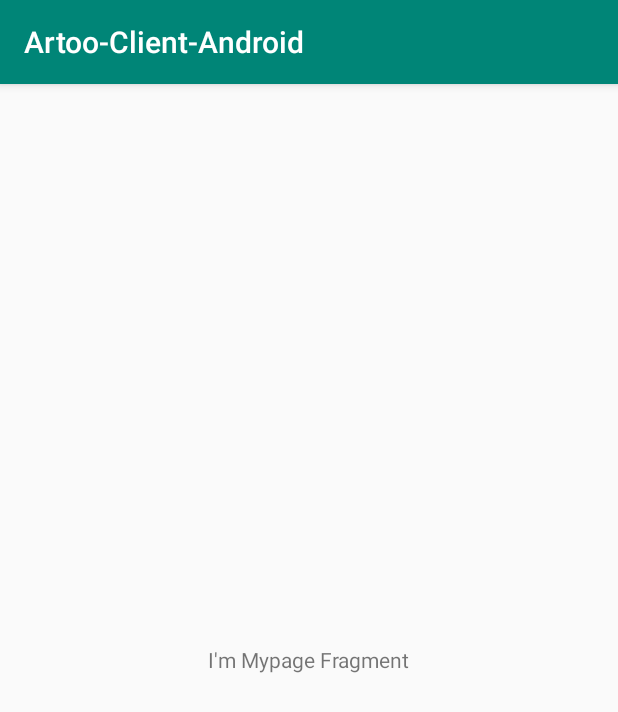
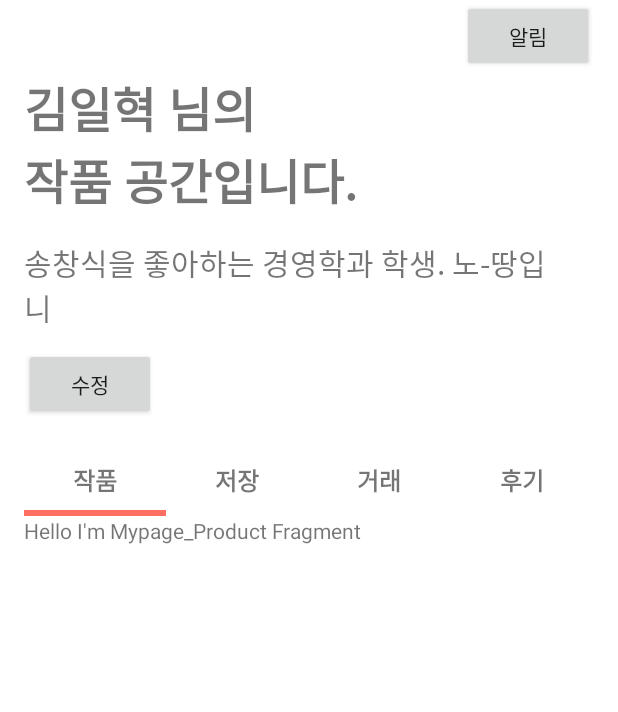
Before and after one commit to soptart/Client-Android, an Android app: the fragment MypageFragment shown on its own in the app's theme, on a phone screen of 412 x 824 dp. Shown: the top 712 px of the screen. Run offline under Robolectric (Android 15) with nearby library versions, the phone set to English and light mode, and no system bars.

Commit message:
MyPage_top_navi_bar

```diff
--- /dev/null
+++ b/app/src/main/java/com/artoo/sopt23/artoo_client_android/Adapter/MypageFragmentStatePageAdapter.kt
@@ -0,0 +1,22 @@
+package com.artoo.sopt23.artoo_client_android.Adapter
+
+import android.support.v4.app.Fragment
+import android.support.v4.app.FragmentManager
+import android.support.v4.app.FragmentStatePagerAdapter
+import com.artoo.sopt23.artoo_client_android.Fragment.MypageDealFragment
+import com.artoo.sopt23.artoo_client_android.Fragment.MypageLikeFragment
+import com.artoo.sopt23.artoo_client_android.Fragment.MypageProductFragment
+import com.artoo.sopt23.artoo_client_android.Fragment.MypageReviewFragment
+
+class MypageFragmentStatePageAdapter(fm : FragmentManager, val fragmentCount : Int): FragmentStatePagerAdapter(fm){
+    override fun getItem(position: Int): Fragment? {
+        when (position) {
+            0 -> return MypageProductFragment()
+            1 -> return MypageLikeFragment()
+            2 -> return MypageDealFragment()
+            3 -> return MypageReviewFragment()
+            else -> return null
+        }
+    }
+    override fun getCount(): Int = fragmentCount
+}
--- a/app/src/main/java/com/artoo/sopt23/artoo_client_android/Fragment/HomeFragment.kt
+++ b/app/src/main/java/com/artoo/sopt23/artoo_client_android/Fragment/HomeFragment.kt
@@ -22,7 +22,6 @@ class HomeFragment : Fragment() {
     override fun onCreateView(inflater: LayoutInflater, container: ViewGroup?, savedInstanceState: Bundle?): View? {
         this.inflater = inflater
 
-
         var view: View = inflater.inflate(R.layout.fragment_home, container, false)
         configureTopNavigation(view)
         return view
--- /dev/null
+++ b/app/src/main/java/com/artoo/sopt23/artoo_client_android/Fragment/MypageDealFragment.kt
@@ -0,0 +1,13 @@
+package com.artoo.sopt23.artoo_client_android.Fragment
+
+import android.os.Bundle
+import android.support.v4.app.Fragment
+import android.view.LayoutInflater
+import android.view.View
+import android.view.ViewGroup
+import com.artoo.sopt23.artoo_client_android.R
+
+class MypageDealFragment : Fragment() {
+    override fun onCreateView(inflater: LayoutInflater, container: ViewGroup?, savedInstanceState: Bundle?): View? {
+        return inflater.inflate(R.layout.fragment_mypage_deal, container, false) }
+}
--- a/app/src/main/java/com/artoo/sopt23/artoo_client_android/Fragment/MypageFragment.kt
+++ b/app/src/main/java/com/artoo/sopt23/artoo_client_android/Fragment/MypageFragment.kt
@@ -7,10 +7,33 @@ import android.support.v4.app.Fragment
 import android.view.LayoutInflater
 import android.view.View
 import android.view.ViewGroup
+import android.widget.RelativeLayout
+import com.artoo.sopt23.artoo_client_android.Adapter.MypageFragmentStatePageAdapter
 
 import com.artoo.sopt23.artoo_client_android.R
+import kotlinx.android.synthetic.main.fragment_mypage.view.*
 
 class MypageFragment : Fragment() {
+
+    lateinit var inflater: LayoutInflater
+
     override fun onCreateView(inflater: LayoutInflater, container: ViewGroup?, savedInstanceState: Bundle?): View? {
-        return inflater.inflate(R.layout.fragment_mypage, container, false) }
+        this.inflater = inflater
+
+        var view: View = inflater.inflate(R.layout.fragment_mypage, container, false)
+        configureTopNavigation(view)
+        return view
+    }
+
+    private fun configureTopNavigation(view: View) {
+        view.vp_top_navi_act_frag_pager_mypage.adapter = MypageFragmentStatePageAdapter(childFragmentManager, 4)
+        view.tl_top_navi_act_top_menu_mypage.setupWithViewPager(view.vp_top_navi_act_frag_pager_mypage)
+
+        val topNaviLayout : View = inflater.inflate(R.layout.top_navigation_tab_mypage, null, false)
+
+        view.tl_top_navi_act_top_menu_mypage.getTabAt(0)!!.customView = topNaviLayout.findViewById(R.id.btn_top_navi_mypage_product_tab) as RelativeLayout
+        view.tl_top_navi_act_top_menu_mypage.getTabAt(1)!!.customView = topNaviLayout.findViewById(R.id.btn_top_navi_mypage_like_tab) as RelativeLayout
+        view.tl_top_navi_act_top_menu_mypage.getTabAt(2)!!.customView = topNaviLayout.findViewById(R.id.btn_top_navi_mypage_deal_tab) as RelativeLayout
+        view.tl_top_navi_act_top_menu_mypage.getTabAt(3)!!.customView = topNaviLayout.findViewById(R.id.btn_top_navi_mypage_review_tab) as RelativeLayout
+    }
 }
--- /dev/null
+++ b/app/src/main/java/com/artoo/sopt23/artoo_client_android/Fragment/MypageLikeFragment.kt
@@ -0,0 +1,13 @@
+package com.artoo.sopt23.artoo_client_android.Fragment
+
+import android.os.Bundle
+import android.support.v4.app.Fragment
+import android.view.LayoutInflater
+import android.view.View
+import android.view.ViewGroup
+import com.artoo.sopt23.artoo_client_android.R
+
+class MypageLikeFragment : Fragment() {
+    override fun onCreateView(inflater: LayoutInflater, container: ViewGroup?, savedInstanceState: Bundle?): View? {
+        return inflater.inflate(R.layout.fragment_mypage_like, container, false) }
+}
--- /dev/null
+++ b/app/src/main/java/com/artoo/sopt23/artoo_client_android/Fragment/MypageProductFragment.kt
@@ -0,0 +1,13 @@
+package com.artoo.sopt23.artoo_client_android.Fragment
+
+import android.os.Bundle
+import android.support.v4.app.Fragment
+import android.view.LayoutInflater
+import android.view.View
+import android.view.ViewGroup
+import com.artoo.sopt23.artoo_client_android.R
+
+class MypageProductFragment : Fragment() {
+    override fun onCreateView(inflater: LayoutInflater, container: ViewGroup?, savedInstanceState: Bundle?): View? {
+        return inflater.inflate(R.layout.fragment_mypage_product, container, false) }
+}
--- /dev/null
+++ b/app/src/main/java/com/artoo/sopt23/artoo_client_android/Fragment/MypageReviewFragment.kt
@@ -0,0 +1,13 @@
+package com.artoo.sopt23.artoo_client_android.Fragment
+
+import android.os.Bundle
+import android.support.v4.app.Fragment
+import android.view.LayoutInflater
+import android.view.View
+import android.view.ViewGroup
+import com.artoo.sopt23.artoo_client_android.R
+
+class MypageReviewFragment : Fragment() {
+    override fun onCreateView(inflater: LayoutInflater, container: ViewGroup?, savedInstanceState: Bundle?): View? {
+        return inflater.inflate(R.layout.fragment_mypage_review, container, false) }
+}
--- a/app/src/main/res/layout/fragment_home.xml
+++ b/app/src/main/res/layout/fragment_home.xml
@@ -1,21 +1,26 @@
 <?xml version="1.0" encoding="utf-8"?>
 <RelativeLayout xmlns:android="http://schemas.android.com/apk/res/android"
                 android:layout_width="match_parent"
-                android:layout_height="match_parent" xmlns:app="http://schemas.android.com/apk/res-auto">
+                android:layout_height="match_parent"
+                xmlns:app="http://schemas.android.com/apk/res-auto"
+                android:background="#FFFFFF">
 
     <android.support.design.widget.TabLayout
             android:id="@+id/tl_top_navi_act_top_menu"
-            android:layout_width="match_parent"
+            android:layout_width="200dp"
             android:layout_height="56dp"
             android:layout_alignParentTop="true"
+            android:layout_marginLeft="16dp"
+            android:layout_marginRight="16dp"
             android:background="#FFFFFF"
-            android:elevation="5dp"
-            app:tabIndicatorColor="#40D39F">
+            app:tabIndicatorColor="#353d46"
+            app:tabIndicatorHeight="4dp">
     </android.support.design.widget.TabLayout>
     <android.support.v4.view.ViewPager
             android:id="@+id/vp_top_navi_act_frag_pager"
             android:layout_width="match_parent"
             android:layout_height="match_parent"
             android:layout_below="@+id/tl_top_navi_act_top_menu"
-            android:layout_marginBottom="0dp"/>
+            android:layout_marginBottom="0dp"
+            android:background="#FFFFFF"/>
 </RelativeLayout>
--- a/app/src/main/res/layout/fragment_mypage.xml
+++ b/app/src/main/res/layout/fragment_mypage.xml
@@ -1,18 +1,100 @@
 <?xml version="1.0" encoding="utf-8"?>
-<FrameLayout xmlns:android="http://schemas.android.com/apk/res/android"
-             xmlns:tools="http://schemas.android.com/tools"
-             android:layout_width="match_parent"
-             android:layout_height="match_parent"
-             tools:context=".Fragment.MypageFragment">
+<LinearLayout
+        xmlns:android="http://schemas.android.com/apk/res/android"
+        xmlns:tools="http://schemas.android.com/tools"
+        android:layout_width="match_parent"
+        android:layout_height="match_parent"
+        android:background="#FFFFFF"
+        xmlns:app="http://schemas.android.com/apk/res-auto"
+        android:orientation="vertical"
+        tools:context=".Fragment.MypageFragment">
 
     <RelativeLayout
             android:layout_width="match_parent"
-            android:layout_height="match_parent">
+            android:layout_height="wrap_content">
+        <Button
+                android:id="@+id/btn_mypage_alert"
+                android:layout_width="wrap_content"
+                android:layout_height="wrap_content"
+                android:layout_marginRight="16dp"
+                android:layout_marginLeft="16dp"
+                android:layout_alignParentEnd="true"
+                android:text="알림"/>
+    </RelativeLayout>
+    <LinearLayout
+            android:layout_width="match_parent"
+            android:layout_height="wrap_content"
+            android:layout_marginRight="16dp"
+            android:layout_marginLeft="16dp"
+            android:layout_marginBottom="16dp"
+            android:orientation="vertical">
+
+        <LinearLayout
+                android:layout_width="match_parent"
+                android:layout_height="wrap_content">
+
+            <TextView
+                    android:id="@+id/tv_mypage_user_name"
+                    android:layout_width="wrap_content"
+                    android:layout_height="wrap_content"
+                    android:text="김일혁"
+                    android:textSize="32dp"
+                    android:textStyle="bold"/>
+            <TextView
+                    android:layout_width="wrap_content"
+                    android:layout_height="wrap_content"
+                    android:text=" 님의"
+                    android:textSize="32dp"
+                    android:textStyle="bold"/>
+        </LinearLayout>
+        <TextView
+                android:text="작품 공간입니다."
+                android:layout_width="match_parent"
+                android:layout_height="wrap_content"
+                android:textSize="32dp"
+                android:textStyle="bold"/>
+
+    </LinearLayout>
+    <RelativeLayout
+            android:layout_width="match_parent"
+            android:layout_height="56dp"
+            android:layout_marginRight="48dp"
+            android:layout_marginLeft="16dp"
+            android:layout_marginBottom="16dp">
 
         <TextView
-                android:text="I'm Mypage Fragment"
-                android:layout_centerInParent="true"
+                android:id="@+id/tv_mypage_user_intro"
                 android:layout_width="wrap_content"
-                android:layout_height="wrap_content" />
+                android:layout_height="wrap_content"
+                android:text="송창식을 좋아하는 경영학과 학생. 노-땅입니"
+                android:textSize="20dp"/>
     </RelativeLayout>
-</FrameLayout>
+    <Button
+            android:layout_width="wrap_content"
+            android:layout_height="wrap_content"
+            android:layout_marginRight="16dp"
+            android:layout_marginLeft="16dp"
+            android:layout_marginBottom="16dp"
+            android:text="수정"/>
+
+    <android.support.design.widget.TabLayout
+            android:id="@+id/tl_top_navi_act_top_menu_mypage"
+            android:layout_width="match_parent"
+            android:layout_height="wrap_content"
+            android:layout_marginLeft="16dp"
+            android:layout_marginRight="16dp"
+            android:background="#FFFFFF"
+            app:tabIndicatorColor="@color/colorEssential"
+            app:tabIndicatorHeight="4dp">
+    </android.support.design.widget.TabLayout>
+    <android.support.v4.view.ViewPager
+            android:id="@+id/vp_top_navi_act_frag_pager_mypage"
+            android:layout_width="match_parent"
+            android:layout_height="match_parent"
+            android:layout_marginLeft="16dp"
+            android:layout_marginRight="16dp"
+            android:layout_below="@+id/tl_top_navi_act_top_menu_mypage"
+            android:layout_marginBottom="0dp"
+            android:background="#FFFFFF"/>
+
+</LinearLayout>
--- /dev/null
+++ b/app/src/main/res/layout/fragment_mypage_deal.xml
@@ -0,0 +1,14 @@
+<?xml version="1.0" encoding="utf-8"?>
+<FrameLayout xmlns:android="http://schemas.android.com/apk/res/android"
+             xmlns:tools="http://schemas.android.com/tools"
+             android:layout_width="match_parent"
+             android:layout_height="match_parent"
+             tools:context=".Fragment.MypageDealFragment">
+
+    <TextView
+            android:layout_width="match_parent"
+            android:layout_height="match_parent"
+            android:text="Hello I'm Mypage_Deal Fragment"
+            android:layout_centerInParent="true"/>
+
+</FrameLayout>
--- /dev/null
+++ b/app/src/main/res/layout/fragment_mypage_like.xml
@@ -0,0 +1,14 @@
+<?xml version="1.0" encoding="utf-8"?>
+<FrameLayout xmlns:android="http://schemas.android.com/apk/res/android"
+             xmlns:tools="http://schemas.android.com/tools"
+             android:layout_width="match_parent"
+             android:layout_height="match_parent"
+             tools:context=".Fragment.MypageLikeFragment">
+
+    <TextView
+            android:layout_width="match_parent"
+            android:layout_height="match_parent"
+            android:text="Hello I'm Mypage_Like Fragment"
+            android:layout_centerInParent="true"/>
+
+</FrameLayout>
--- /dev/null
+++ b/app/src/main/res/layout/fragment_mypage_product.xml
@@ -0,0 +1,14 @@
+<?xml version="1.0" encoding="utf-8"?>
+<FrameLayout xmlns:android="http://schemas.android.com/apk/res/android"
+             xmlns:tools="http://schemas.android.com/tools"
+             android:layout_width="match_parent"
+             android:layout_height="match_parent"
+             tools:context=".Fragment.MypageProductFragment">
+
+    <TextView
+            android:layout_width="match_parent"
+            android:layout_height="match_parent"
+            android:text="Hello I'm Mypage_Product Fragment"
+            android:layout_centerInParent="true"/>
+
+</FrameLayout>
--- /dev/null
+++ b/app/src/main/res/layout/fragment_mypage_review.xml
@@ -0,0 +1,14 @@
+<?xml version="1.0" encoding="utf-8"?>
+<FrameLayout xmlns:android="http://schemas.android.com/apk/res/android"
+             xmlns:tools="http://schemas.android.com/tools"
+             android:layout_width="match_parent"
+             android:layout_height="match_parent"
+             tools:context=".Fragment.MypageReviewFragment">
+
+    <TextView
+            android:layout_width="match_parent"
+            android:layout_height="match_parent"
+            android:text="Hello I'm Mypage_Review Fragment"
+            android:layout_centerInParent="true"/>
+
+</FrameLayout>
--- a/app/src/main/res/layout/top_navigation_tab_home.xml
+++ b/app/src/main/res/layout/top_navigation_tab_home.xml
@@ -5,7 +5,7 @@
               android:orientation="horizontal">
     <RelativeLayout
             android:id="@+id/btn_top_navi_home_today_tab"
-            android:layout_width="match_parent"
+            android:layout_width="wrap_content"
             android:layout_height="match_parent"
             android:layout_weight="1">
 
@@ -13,11 +13,13 @@
                 android:layout_width="wrap_content"
                 android:layout_height="wrap_content"
                 android:layout_centerInParent="true"
-                android:text="today"/>
+                android:text="투데이"
+                android:textSize="24dp"
+                android:textStyle="bold"/>
     </RelativeLayout>
     <RelativeLayout
             android:id="@+id/btn_top_navi_home_theme_tab"
-            android:layout_width="match_parent"
+            android:layout_width="wrap_content"
             android:layout_height="match_parent"
             android:layout_weight="1">
 
@@ -25,6 +27,8 @@
                 android:layout_width="wrap_content"
                 android:layout_height="wrap_content"
                 android:layout_centerInParent="true"
-                android:text="theme"/>
+                android:text="테마"
+                android:textSize="24dp"
+                android:textStyle="bold"/>
     </RelativeLayout>
 </LinearLayout>
--- /dev/null
+++ b/app/src/main/res/layout/top_navigation_tab_mypage.xml
@@ -0,0 +1,62 @@
+<?xml version="1.0" encoding="utf-8"?>
+<LinearLayout xmlns:android="http://schemas.android.com/apk/res/android"
+              android:layout_width="match_parent"
+              android:layout_height="56dp"
+              android:orientation="horizontal">
+    <RelativeLayout
+            android:id="@+id/btn_top_navi_mypage_product_tab"
+            android:layout_width="wrap_content"
+            android:layout_height="match_parent"
+            android:layout_weight="1">
+
+        <TextView
+                android:layout_width="wrap_content"
+                android:layout_height="wrap_content"
+                android:layout_centerInParent="true"
+                android:text="작품"
+                android:textSize="16dp"
+                android:textStyle="bold"/>
+    </RelativeLayout>
+    <RelativeLayout
+            android:id="@+id/btn_top_navi_mypage_like_tab"
+            android:layout_width="wrap_content"
+            android:layout_height="match_parent"
+            android:layout_weight="1">
+
+        <TextView
+                android:layout_width="wrap_content"
+                android:layout_height="wrap_content"
+                android:layout_centerInParent="true"
+                android:text="저장"
+                android:textSize="16dp"
+                android:textStyle="bold"/>
+    </RelativeLayout>
+    <RelativeLayout
+            android:id="@+id/btn_top_navi_mypage_deal_tab"
+            android:layout_width="wrap_content"
+            android:layout_height="match_parent"
+            android:layout_weight="1">
+
+        <TextView
+                android:layout_width="wrap_content"
+                android:layout_height="wrap_content"
+                android:layout_centerInParent="true"
+                android:text="거래"
+                android:textSize="16dp"
+                android:textStyle="bold"/>
+    </RelativeLayout>
+    <RelativeLayout
+            android:id="@+id/btn_top_navi_mypage_review_tab"
+            android:layout_width="wrap_content"
+            android:layout_height="match_parent"
+            android:layout_weight="1">
+
+        <TextView
+                android:layout_width="wrap_content"
+                android:layout_height="wrap_content"
+                android:layout_centerInParent="true"
+                android:text="후기"
+                android:textSize="16dp"
+                android:textStyle="bold"/>
+    </RelativeLayout>
+</LinearLayout>
--- a/app/src/main/res/values/styles.xml
+++ b/app/src/main/res/values/styles.xml
@@ -1,7 +1,7 @@
 <resources>
 
     <!-- Base application theme. -->
-    <style name="AppTheme" parent="Theme.AppCompat.Light.DarkActionBar">
+    <style name="AppTheme" parent="Theme.AppCompat.Light.NoActionBar">
         <!-- Customize your theme here. -->
         <item name="colorPrimary">@color/colorPrimary</item>
         <item name="colorPrimaryDark">@color/colorPrimaryDark</item>
```
